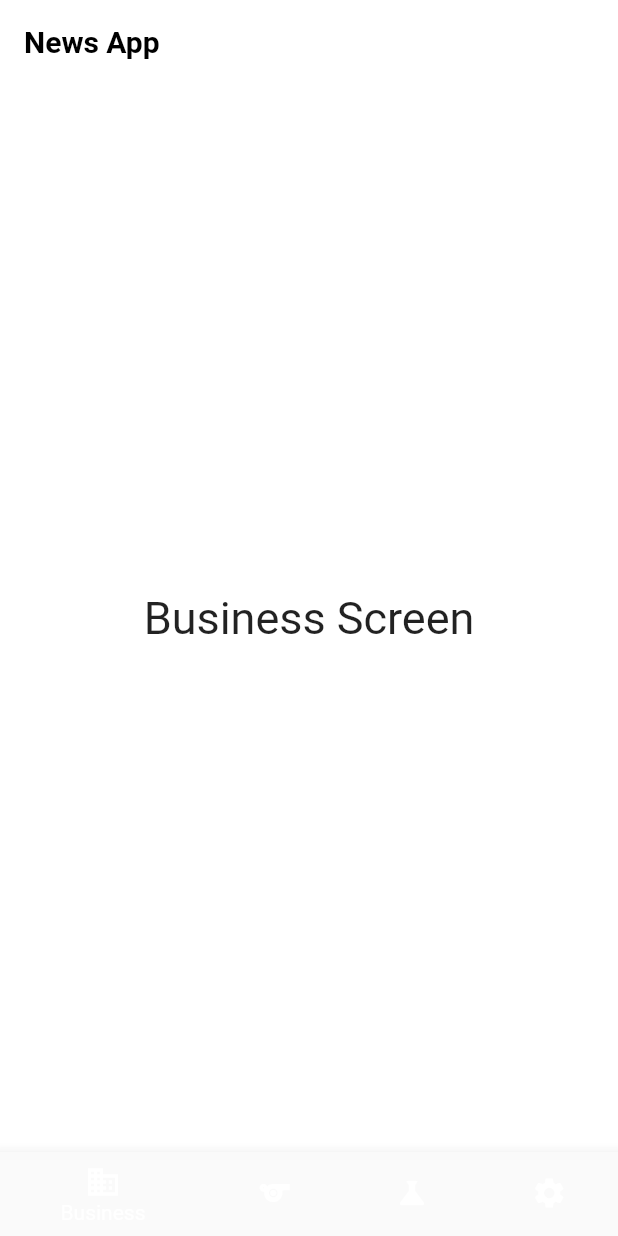
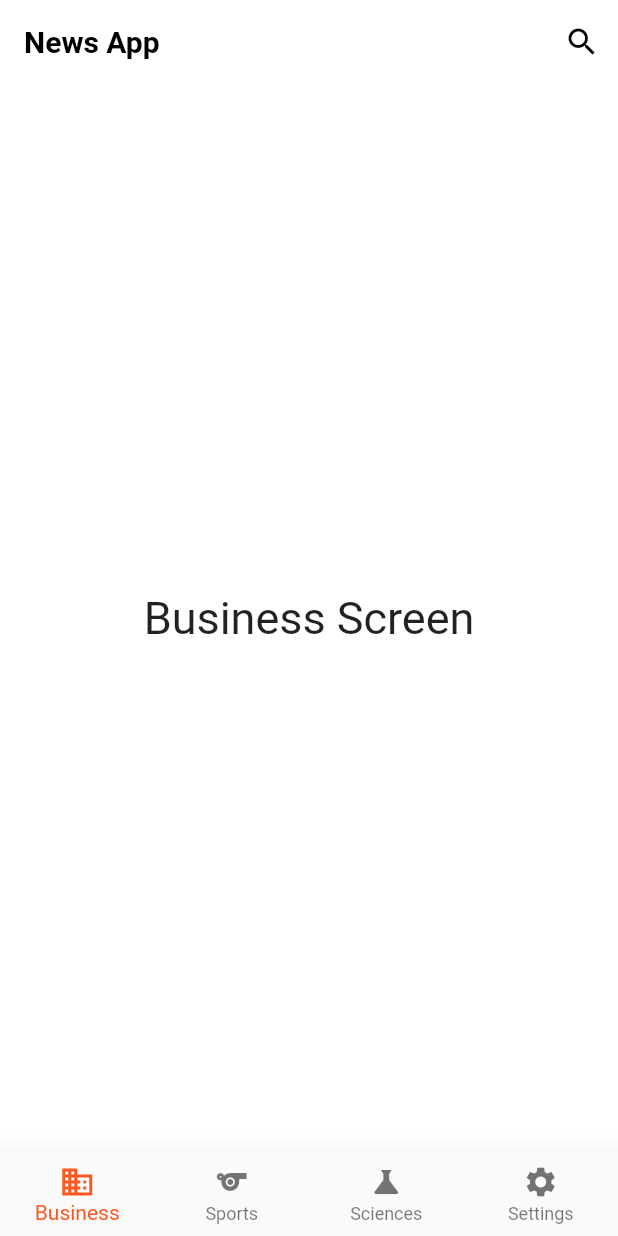
Before and after one commit to mahirAbdAlazimMokhtar/news-Application, a Flutter app: the screen it shows after launch, on a phone screen of 412 x 824 dp. Run offline on Flutter 3.47's test engine with Material 2 defaults, Android fonts, the phone set to English and light mode, and no system bars; our stand-ins replace bloc, flutter_bloc.

Commit message:
add some themes to actions icons and bottom nav bar

```diff
--- a/lib/main.dart
+++ b/lib/main.dart
@@ -20,6 +20,7 @@ class NewsApp extends StatelessWidget {
         backgroundColor: Colors.white,
         //this customize for appBar
         appBarTheme: const AppBarTheme(
+          actionsIconTheme: IconThemeData(color: Colors.black),
           backgroundColor: Colors.white,
           elevation: 0.0,
           titleTextStyle: TextStyle(
@@ -34,6 +35,11 @@ class NewsApp extends StatelessWidget {
             statusBarIconBrightness: Brightness.dark,
           ),
         ),
+        bottomNavigationBarTheme: const BottomNavigationBarThemeData(
+          type: BottomNavigationBarType.fixed,
+          selectedItemColor: Colors.deepOrange,
+          elevation: 20.0,
+        ),
       ),
       home: const Scaffold(
         body: NewsLayout(),
```
